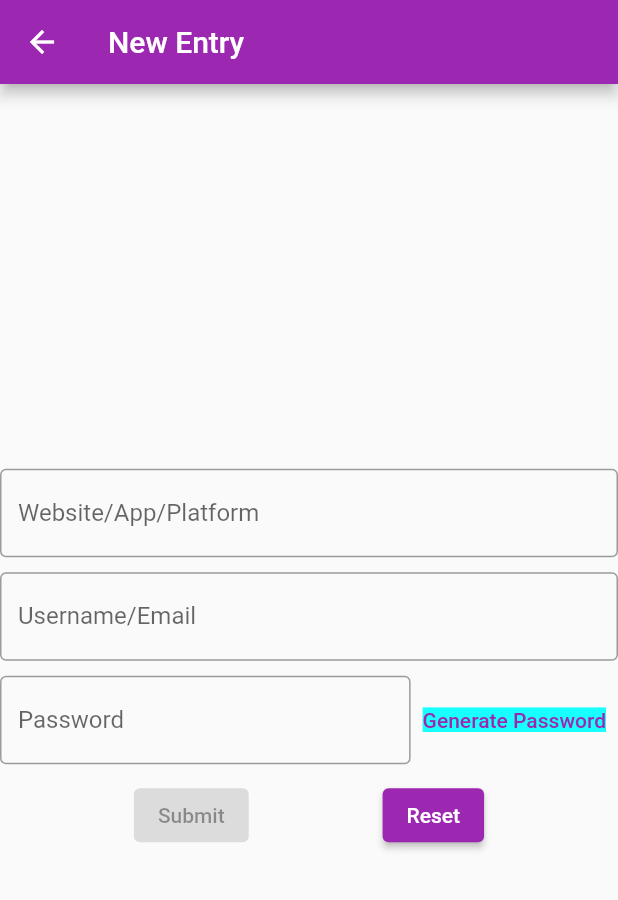
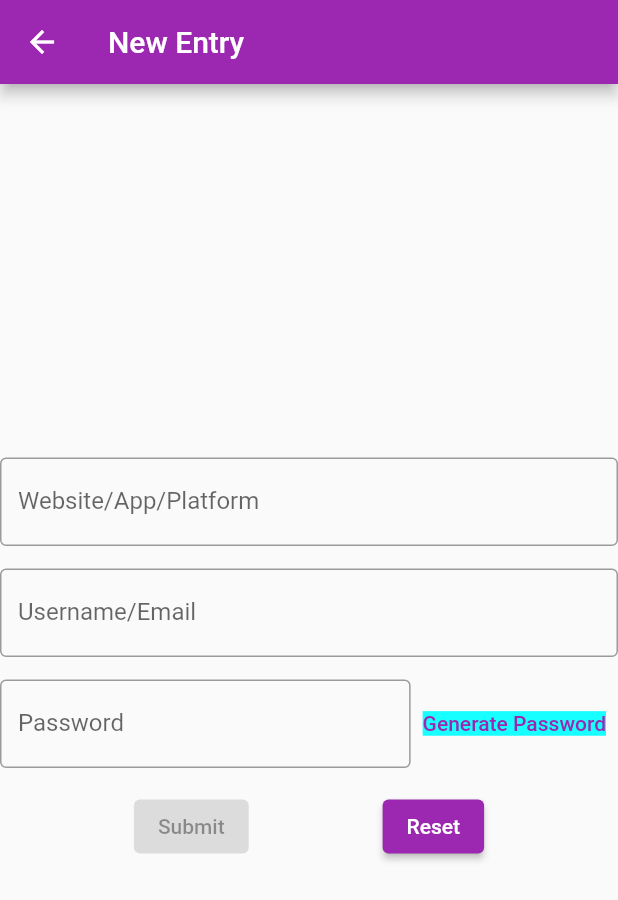
Before and after one commit to amalraj28/password_manager, a Flutter app: the CreateNewEntry screen opened by its route, on a phone screen of 412 x 824 dp. Shown: the top 900 px of the screen. Run offline on Flutter 3.47's test engine with Material 2 defaults, Android fonts, the phone set to English and light mode, and no system bars; our stand-ins replace shared_preferences; accounts and stored records are empty.

Commit message:
Updated SizedBox height to variable

```diff
--- a/lib/screens/screen_new_entry.dart
+++ b/lib/screens/screen_new_entry.dart
@@ -14,6 +14,7 @@ class _CreateNewEntryState extends State<CreateNewEntry> {
   final _usernameFocus = FocusNode();
   final _passwordFocus = FocusNode();
   final _platformFocus = FocusNode();
+  final _sizedBoxPadding = 15.0;
   late bool _isButtonEnabled;
 
   @override
@@ -62,7 +63,7 @@ class _CreateNewEntryState extends State<CreateNewEntry> {
               });
             },
           ),
-          const SizedBox(height: 10.0),
+          SizedBox(height: _sizedBoxPadding),
           TextFormField(
               focusNode: _usernameFocus,
               onTapOutside: (event) => _usernameFocus.unfocus(),
@@ -82,7 +83,7 @@ class _CreateNewEntryState extends State<CreateNewEntry> {
                   _isButtonEnabled = dataInAllFields();
                 });
               }),
-          const SizedBox(height: 10.0),
+          SizedBox(height: _sizedBoxPadding),
           Row(
             mainAxisAlignment: MainAxisAlignment.spaceEvenly,
             children: <Widget>[
@@ -121,7 +122,7 @@ class _CreateNewEntryState extends State<CreateNewEntry> {
               ),
             ],
           ),
-          const SizedBox(height: 10.0),
+          SizedBox(height: _sizedBoxPadding),
           Row(
             mainAxisAlignment: MainAxisAlignment.spaceEvenly,
             children: [
```
